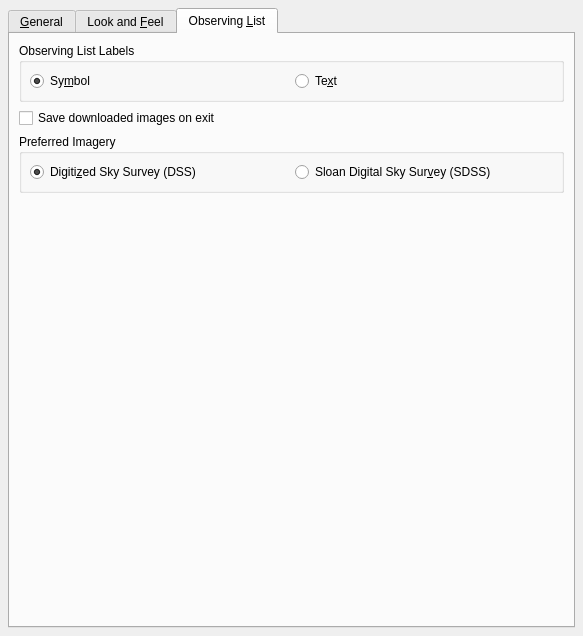
The window that kstars/options/opsadvanced.ui (KDE/kstars) describes before a commit, drawn with Qt 5.
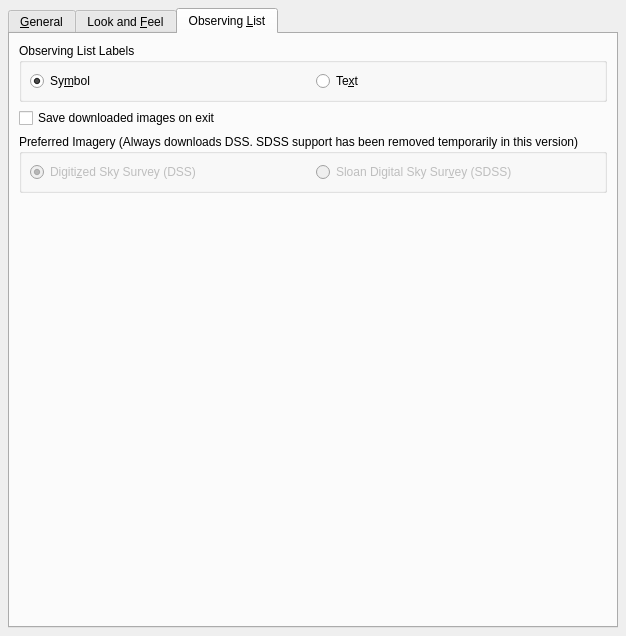
The same window after the commit. The open tabs and pages were chosen to show the change. Custom widgets are drawn as their Qt base class.

Commit message:
Indicate no support for SDSS in the Obs. Planner in the Settings dialog
Temporarily removing support for SDSS until we can put the latest Data
Release (DR10 I think) into KSDssDownloader with all the necessary
options.

```diff
--- a/kstars/options/opsadvanced.ui
+++ b/kstars/options/opsadvanced.ui
@@ -752,7 +752,7 @@
           </sizepolicy>
          </property>
          <property name="title">
-          <string>Preferred Imagery</string>
+          <string>Preferred Imagery (Always downloads DSS. SDSS support has been removed temporarily in this version)</string>
          </property>
          <layout class="QHBoxLayout" name="_3">
           <property name="spacing">
@@ -778,6 +778,9 @@
             <property name="checked">
              <bool>true</bool>
             </property>
+            <property name="enabled">
+              <bool>false</bool>
+            </property>
            </widget>
           </item>
           <item>
@@ -785,6 +788,9 @@
             <property name="text">
              <string>Sloan Digital Sky Sur&amp;vey (SDSS)</string>
             </property>
+            <property name="enabled">
+              <bool>false</bool>
+            </property>
            </widget>
           </item>
          </layout>
```
